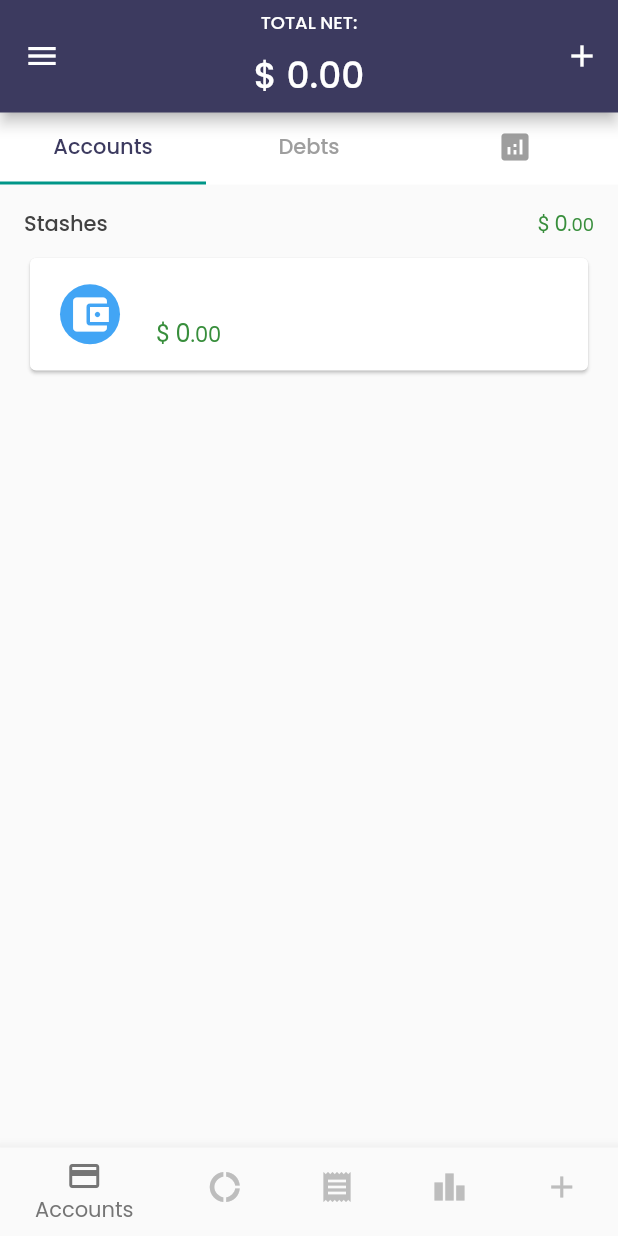
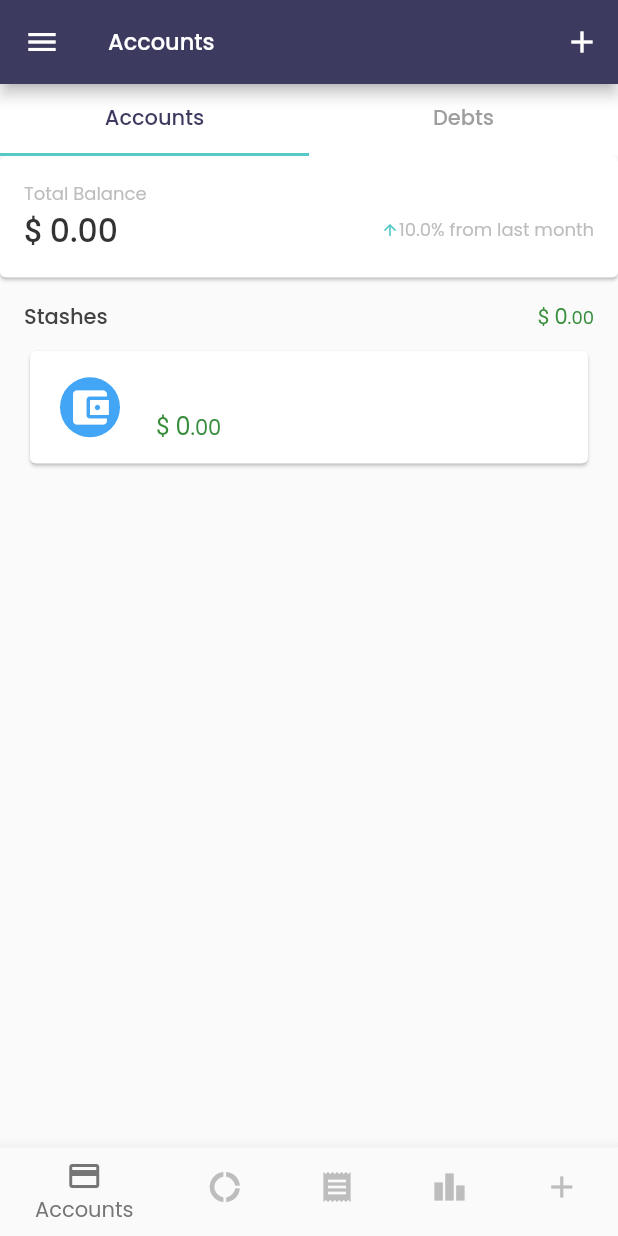
Before and after one commit to sibyl-sys/budge-it, a Flutter app: the NewAccount screen opened by its route, after a tap on the "check" icon, on a phone screen of 412 x 824 dp. Run offline on Flutter 3.47's test engine with Material 2 defaults, Android fonts, the phone set to English and light mode, and no system bars; drawn by our look-alikes of percent_indicator; our stand-ins replace hive, hive_flutter; missing offline and left inert: drag_and_drop_gridview; accounts and stored records are empty; generated files the repository leaves out were written again.

Commit message:
Create total header, remove total net in appbar

```diff
--- a/lib/main.dart
+++ b/lib/main.dart
@@ -25,7 +25,7 @@ void main() {
         },
         theme: ThemeData(
           primaryColor: Color(0x3C3A5F).withOpacity(1.0),
-          accentColor: Colors.red[500],
+          accentColor: Color(0xEB6467).withOpacity(1.0),
           fontFamily: 'Poppins'
         )
       )
--- a/lib/screens/accounts.dart
+++ b/lib/screens/accounts.dart
@@ -14,7 +14,7 @@ class _AccountsState extends State<Accounts> {
   final moneyFormat = new NumberFormat("#,##0.00", "en_US");
   String _value = 'all';
   TabBar get _tabBar => TabBar(
-    indicatorColor: Colors.teal[500],
+    indicatorColor: Color(0x55C9C6).withOpacity(1),
     labelColor: Theme.of(context).primaryColor,
     unselectedLabelColor: Colors.grey,
     tabs: [
@@ -24,9 +24,6 @@ class _AccountsState extends State<Accounts> {
       Tab(
           text: 'Debts'
       ),
-      Tab(
-        icon: Icon(Icons.analytics),
-      )
     ],
   );
 
@@ -41,7 +38,7 @@ class _AccountsState extends State<Accounts> {
     return Material(
       child: Container(
         child: DefaultTabController(
-            length: 3,
+            length: 2,
             child: Column(
               children: [
                 ColoredBox(
@@ -57,7 +54,6 @@ class _AccountsState extends State<Accounts> {
                           },
                         ),
                         AccountsTab(),
-                        AccountsTab(),
                       ]
                   ),
                 )
--- a/lib/screens/accountsTab.dart
+++ b/lib/screens/accountsTab.dart
@@ -2,6 +2,7 @@ import 'package:flutter/material.dart';
 import 'package:money_tracker/services/account.dart';
 import 'package:money_tracker/services/user.dart';
 import 'package:money_tracker/widgets/accountCard.dart';
+import 'package:money_tracker/widgets/totalHeader.dart';
 import 'package:provider/provider.dart';
 import 'package:intl/intl.dart';
 
@@ -142,7 +143,11 @@ class _AccountsTabState extends State<AccountsTab> {
     final stash = user.stashAccounts;
     final savings = user.savingsAccounts;
     print(savings);
-    return Padding(
+    return Column(
+      children: [
+        TotalHeader(header: "Total Balance", currencySymbol: user.primaryCurrency.symbol, value: user.totalRegular + user.totalSavings, percentage: 10),
+        Expanded(
+          child: Padding(
             padding: const EdgeInsets.all(16.0),
             child: ListView(
               padding: EdgeInsets.zero,
@@ -151,6 +156,9 @@ class _AccountsTabState extends State<AccountsTab> {
                 savings.length > 0 ? renderSavingsAccounts(user) : SizedBox(height: 0)
               ],
             ),
+          ),
+        ),
+      ],
     );
   }
 
--- a/lib/screens/home.dart
+++ b/lib/screens/home.dart
@@ -49,6 +49,13 @@ class _HomeState extends State<Home> {
     ),
   ];
 
+  List<String> _headerOptions = [
+    "Accounts",
+    "Categories",
+    "Transactions",
+    "Overview"
+  ];
+
   Widget generateAppbarAction(int index) {
     if(index == 1) {
       return TextButton(
@@ -92,67 +99,15 @@ class _HomeState extends State<Home> {
     final user = context.watch<User>();
     return Scaffold(
       appBar: AppBar(
-          toolbarHeight: 75,
-          centerTitle: true,
           actions: [
             generateAppbarAction(_selectedIndex)
           ],
-          title: Row(
-            mainAxisSize: MainAxisSize.min,
-            mainAxisAlignment: MainAxisAlignment.center,
-            children: [
-              Column(
-                  mainAxisAlignment: MainAxisAlignment.center,
-                  children: [
-                    Text(
-                      'TOTAL NET:',
-                      style: TextStyle(
-                          fontSize: 12.0
-                      ),
-                    ),
-                    SizedBox(height: 8.0),
-                    Text(
-                      '${user.primaryCurrency.symbol} ${moneyFormat.format(user.totalNet)}',
-                      style: TextStyle(
-                          fontSize: 24.0
-                      ),
-                    )
-                  ]
-              )
-
-              // DropdownButton(
-              //     value: _value,
-              //     items: [
-              //       DropdownMenuItem(
-              //           child: new Text(
-              //             'All Accounts',
-              //             style: TextStyle(
-              //               color: Colors.white,
-              //             )
-              //           ),
-              //           value: 'all'
-              //       ),
-              //       DropdownMenuItem(
-              //           child: new Text('Others',
-              //               style: TextStyle(
-              //                 color: Colors.white,
-              //               )
-              //           ),
-              //           value: 'others',
-              //
-              //       )
-              //     ],
-              //     underline: SizedBox(height: 0),
-              //     onChanged: (String value) {
-              //       setState(() => _value = value);
-              //     },
-              //     icon: Icon(
-              //       Icons.arrow_drop_down,
-              //       color: Colors.white
-              //     ),
-              //     dropdownColor: Colors.blue,
-              //   ),
-            ],
+          title: Text(
+            _headerOptions[_selectedIndex],
+            style: TextStyle(
+                fontSize: 15.0,
+                fontWeight: FontWeight.w500
+            ),
           ),
           //TODO CHANGE ACTION DEPENDING ON TAB
           leading: FlatButton(
--- /dev/null
+++ b/lib/widgets/totalHeader.dart
@@ -0,0 +1,86 @@
+import 'package:flutter/material.dart';
+import 'package:intl/intl.dart';
+
+class TotalHeader extends StatefulWidget {
+  final String currencySymbol;
+  final String header;
+  final double value;
+  final double percentage;
+
+  const TotalHeader({Key key, this.currencySymbol, this.header, this.value, this.percentage}) : super(key: key);
+
+  @override
+  _TotalHeaderState createState() => _TotalHeaderState();
+}
+
+class _TotalHeaderState extends State<TotalHeader> {
+  final moneyFormat = new NumberFormat("#,##0.00", "en_US");
+
+  @override
+  Widget build(BuildContext context) {
+    return Card(
+      margin: EdgeInsets.zero,
+      child: Padding(
+        padding: const EdgeInsets.all(16.0),
+        child: Column (
+          mainAxisAlignment: MainAxisAlignment.start,
+          crossAxisAlignment: CrossAxisAlignment.start,
+          children: [
+            Text("Total Balance",
+              style: TextStyle(
+                fontWeight: FontWeight.w400,
+                color: Colors.grey[400],
+                fontSize: 12
+              )
+            ),
+            Row(
+              mainAxisAlignment: MainAxisAlignment.spaceBetween,
+              crossAxisAlignment: CrossAxisAlignment.center,
+              children: [
+                RichText(
+                  text: TextSpan(
+                      text: "${widget.currencySymbol} ",
+                      style: TextStyle(
+                          color: Color(0x333333).withOpacity(1),
+                          fontSize: 21,
+                        fontWeight: FontWeight.w500
+                      ),
+                      children: [
+                        TextSpan(
+                            text: "${moneyFormat.format(widget.value)}",
+                            style: TextStyle(
+                                color: Color(0x333333).withOpacity(1),
+                                fontSize: 21,
+                                fontFamily: "Poppins",
+                                fontWeight: FontWeight.w500
+                            )
+                        ),
+                      ]
+                  ),
+                ),
+                Row(
+                  mainAxisAlignment: MainAxisAlignment.end,
+                  crossAxisAlignment: CrossAxisAlignment.center,
+                  children: [
+                    Icon(
+                      widget.percentage > 0 ? Icons.arrow_upward : Icons.arrow_downward,
+                      color: widget.percentage > 0 ? Color(0x55C9C6).withOpacity(1) : Color(0xEB6467).withOpacity(1),
+                      size: 12,
+                    ),
+                    Text("${widget.percentage}% from last month",
+                        style: TextStyle(
+                          fontWeight: FontWeight.w400,
+                          color: Colors.grey[400],
+                          fontSize: 12,
+                        )
+                    ),
+                  ],
+                )
+              ],
+            )
+          ],
+        ),
+      )
+    );
+  }
+}
```
Lines whose indentation alone changed are shown as unchanged.
